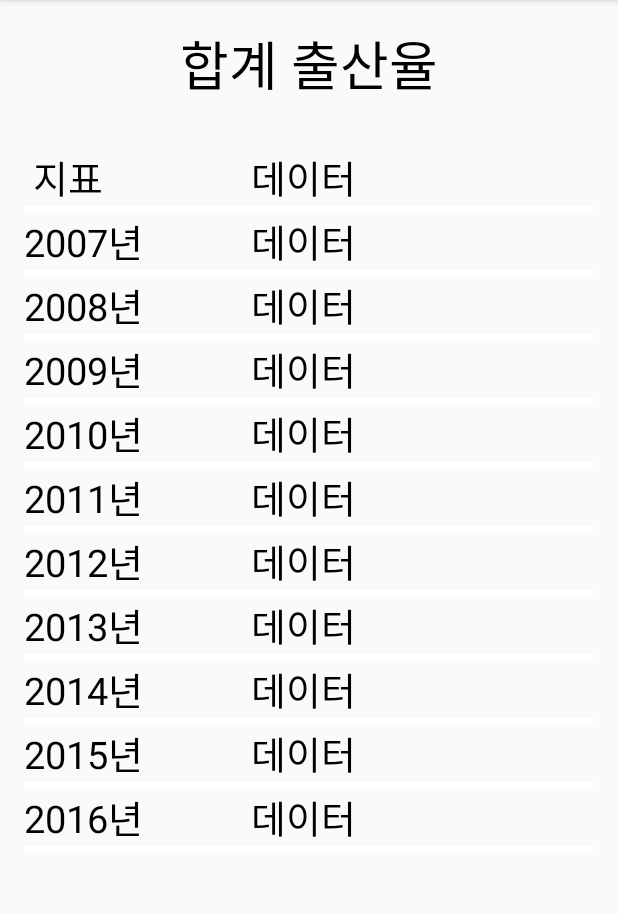
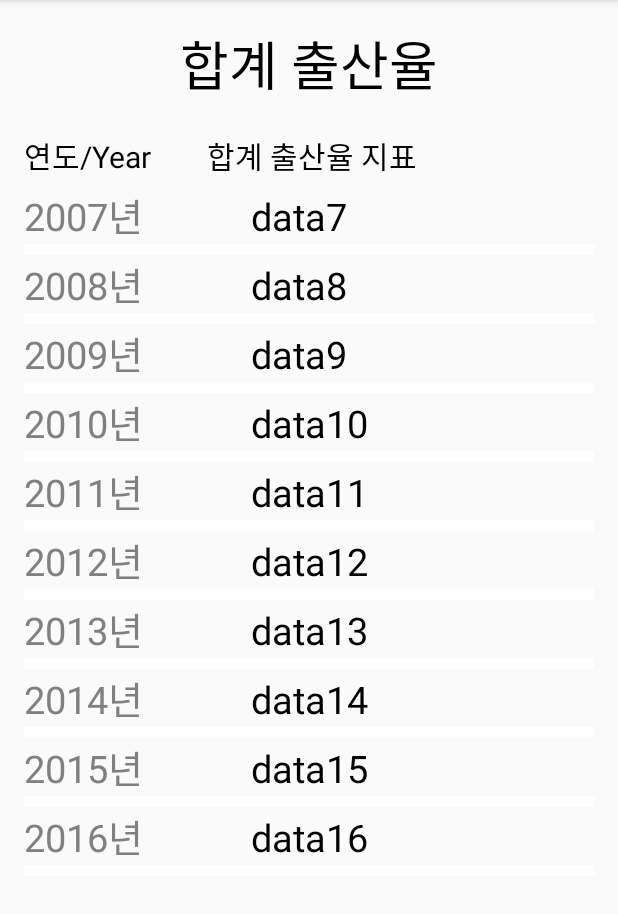
Before and after one commit to choijuhyuck/New_CK_JAVA_ANDROID_PROJECT, an Android app: the Fertility_Rate screen opened directly, with no data from a screen before it, on a phone screen of 412 x 824 dp, the part 84-998 px from its top. Run offline under Robolectric (Android 15) with nearby library versions, the phone set to English and light mode, and no system bars.

Commit message:
listview 한개 완성

```diff
--- a/app/src/main/java/com/example/juhyuck/ck_java_android_project/MyAdapter.java
+++ /dev/null
@@ -1,55 +0,0 @@
-package com.example.juhyuck.ck_java_android_project;
-
-import android.content.Context;
-import android.view.LayoutInflater;
-import android.view.View;
-import android.view.ViewGroup;
-import android.widget.BaseAdapter;
-import android.widget.TextView;
-
-import java.util.ArrayList;
-
-/**
- * Created by juhyuck on 2017-06-25.
- */
-public class MyAdapter extends BaseAdapter {
-    Context context;   // 현재 화면의 제어권자
-    int layout;         // 한 행을 그려줄 레이아웃
-    ArrayList al;       // 다량의 데이터
-    LayoutInflater inf;     // layout xml 파일을 객체로 전환할때 필요
-
-    public MyAdapter(Context context, int layout, ArrayList al) {// 초기화
-        this.context = context;
-        this.layout = layout;
-        this.al = al;
-        this.inf = (LayoutInflater)context.getSystemService
-                (Context.LAYOUT_INFLATER_SERVICE);
-    }
-
-
-    @Override
-    public int getCount() { // ListView 에서 사용할 데이터의 총개수
-        return al.size();
-    }
-    @Override
-    public Object getItem(int position) { // 해당 position번째의 데이터 값
-        return al.get(position);
-    }
-    @Override
-    public long getItemId(int position){// 해당 position번째의 유니크한id 값
-        return position;
-    }
-    @Override
-    public View getView(int position, View convertView, ViewGroup parent) {
-        //해당행 순서,   해당행 레이아웃,          리스트뷰
-        // 한행의 화면을 셋팅하는 메서드 (가장 중요)
-        if (convertView == null) {
-            convertView = inf.inflate(layout, null);
-            //xml파일로 레이아웃객체 생성
-        }
-        TextView tv = (TextView)convertView.findViewById(R.id.textView1);
-        tv.setText(al.get(position).toString()); // 해당번째의 값을 설정
-
-        return convertView;
-    }
-} // end class MyAdapter
--- a/app/src/main/java/com/example/juhyuck/ck_java_android_project/listview_item_adpater/ListViewAdapter.java
+++ b/app/src/main/java/com/example/juhyuck/ck_java_android_project/listview_item_adpater/ListViewAdapter.java
@@ -1,13 +1,73 @@
 package com.example.juhyuck.ck_java_android_project.listview_item_adpater;
+
+import android.content.Context;
+import android.view.LayoutInflater;
+import android.view.View;
+import android.view.ViewGroup;
+import android.widget.BaseAdapter;
+import android.widget.TextView;
+
+import com.example.juhyuck.ck_java_android_project.R;
+
+import java.util.ArrayList;
 
 /**
  * Created by juhyuck on 2017-06-25.
  */
-/*
+
 public class ListViewAdapter extends BaseAdapter {
-        private ArrayList<ListViewItem>
+
+    private ArrayList<ListViewItem> arraylist = new ArrayList<ListViewItem>();
+
+    public ListViewAdapter(){
+
+    }
+
+    @Override
+    public int getCount(){
+        return arraylist.size();
+    }
+
+    @Override
+    public Object getItem(int i){
+        return arraylist.get(i);
+    }
+
+    @Override
+    public long getItemId(int i){
+        return i;
+    }
+
+    @Override
+    public View getView(int i, View view, ViewGroup viewGroup){
+        Context context = viewGroup.getContext();
+
+        if(view==null){
+            LayoutInflater inflater =(LayoutInflater) context.getSystemService(Context.LAYOUT_INFLATER_SERVICE);
+            view = inflater.inflate(R.layout.listviewitem,viewGroup,false);
+        }
+
+        TextView text1 = (TextView)view.findViewById(R.id.year_tv);
+        TextView text2 = (TextView)view.findViewById(R.id.data_tv);
+
+        ListViewItem listViewItem = arraylist.get(i);
+
+        text1.setText(listViewItem.getText1());
+        text2.setText(listViewItem.getText2());
+
+        return view;
+    }
+    public void addItem(String text1, String text2){
+        ListViewItem listViewItem = new ListViewItem();
+        listViewItem.setText1(text1);
+        listViewItem.setText2(text2);
+
+        arraylist.add(listViewItem);
+    }
 
 
 
 
-}*/
+
+
+}
--- a/app/src/main/java/com/example/juhyuck/ck_java_android_project/population_component/Fertility_Rate.java
+++ b/app/src/main/java/com/example/juhyuck/ck_java_android_project/population_component/Fertility_Rate.java
@@ -2,99 +2,47 @@ package com.example.juhyuck.ck_java_android_project.population_component;
 
 import android.os.Bundle;
 import android.support.v7.app.AppCompatActivity;
+import android.view.View;
+import android.widget.AdapterView;
 import android.widget.ListView;
+import android.widget.Toast;
 
-import com.example.juhyuck.ck_java_android_project.MyAdapter;
 import com.example.juhyuck.ck_java_android_project.R;
-
-import java.util.ArrayList;
+import com.example.juhyuck.ck_java_android_project.listview_item_adpater.ListViewAdapter;
+import com.example.juhyuck.ck_java_android_project.listview_item_adpater.ListViewItem;
 
 public class Fertility_Rate extends AppCompatActivity {
 //listview 사용해야한다.
 
-    ArrayList arr_c1 = new ArrayList();
-    ArrayList arr_c2 = new ArrayList();
+    ListView listView;
+    ListViewAdapter adapter;
 
     @Override
     protected void onCreate(Bundle savedInstanceState) {
         super.onCreate(savedInstanceState);
         setContentView(R.layout.population_fertility__rate);
 
+        listView = (ListView)findViewById(R.id.listview1);
+        adapter = new ListViewAdapter();
 
-         //  ListView 커스터마이징
-        //    1. 다량의 데이터 (ArrayList)
-        //    2. Adapter
-        //    3. AdapterView 선정 (ListView)
+        adapter.addItem("2007년","data7");adapter.addItem("2008년","data8");
+        adapter.addItem("2009년","data9");adapter.addItem("2010년","data10");adapter.addItem("2011년","data11");
+        adapter.addItem("2012년","data12");adapter.addItem("2013년","data13");adapter.addItem("2014년","data14");
+        adapter.addItem("2015년","data15");adapter.addItem("2016년","data16");
+
+        listView.setAdapter(adapter);
+
+        listView.setOnItemClickListener(new AdapterView.OnItemClickListener(){
+            @Override
+            public void onItemClick(AdapterView<?> adapterView, View view, int i, long l){
+                ListViewItem listViewItem = (ListViewItem)adapterView.getItemAtPosition(i);
+                Toast.makeText(getApplicationContext(),listViewItem.getText1()+"의 합계출산율은 "
+                        +listViewItem.getText2()+"입니다.",Toast.LENGTH_SHORT).show();
+            }
 
 
-        arr_c1.add(" 지표 ");arr_c1.add("2007년");arr_c1.add("2008년");
-        arr_c1.add("2009년");arr_c1.add("2010년");arr_c1.add("2011년");
-        arr_c1.add("2012년");arr_c1.add("2013년");arr_c1.add("2014년");
-        arr_c1.add("2015년");arr_c1.add("2016년");
-
-        arr_c2.add("합계출산율");
-
-
-        // adapter 만들기
-        MyAdapter adapter = new MyAdapter (
-                getApplicationContext(), // 현재 화면의 제어권자
-                R.layout.listviewitem, // 한행을 담당할 Layout
-                arr_c1); // 데이터
-
-
-
-        ListView lv = (ListView) findViewById(R.id.listview1);
-        lv.setAdapter(adapter);
+        });
 
     }
-}
-
-
-class myData{
-    String year;
-
-
 
 }
-/*
-class MyAdapter extends BaseAdapter {
-    Context context;   // 현재 화면의 제어권자
-    int layout;         // 한 행을 그려줄 레이아웃
-    ArrayList al;       // 다량의 데이터
-    LayoutInflater inf;     // layout xml 파일을 객체로 전환할때 필요
-
-    public MyAdapter(Context context, int layout, ArrayList al) {// 초기화
-        this.context = context;
-        this.layout = layout;
-        this.al = al;
-        this.inf = (LayoutInflater)context.getSystemService
-                (Context.LAYOUT_INFLATER_SERVICE);
-    }
-    @Override
-    public int getCount() { // ListView 에서 사용할 데이터의 총개수
-        return al.size();
-    }
-    @Override
-    public Object getItem(int position) { // 해당 position번째의 데이터 값
-        return al.get(position);
-    }
-    @Override
-    public long getItemId(int position){// 해당 position번째의 유니크한id 값
-        return position;
-    }
-    @Override
-    public View getView(int position, View convertView, ViewGroup parent) {
-        //해당행 순서,   해당행 레이아웃,          리스트뷰
-        // 한행의 화면을 셋팅하는 메서드 (가장 중요)
-        if (convertView == null) {
-            convertView = inf.inflate(layout, null);
-            //xml파일로 레이아웃객체 생성
-        }
-        TextView tv = (TextView)convertView.findViewById(R.id.textView1);
-        tv.setText(al.get(position).toString()); // 해당번째의 값을 설정
-
-        return convertView;
-    }
-} // end class MyAdapter
-
-*/
--- a/app/src/main/res/layout/listviewitem.xml
+++ b/app/src/main/res/layout/listviewitem.xml
@@ -8,8 +8,8 @@
         android:textSize="25dp"
         android:layout_width="151dp"
         android:layout_height="wrap_content"
-        android:textColor="#000000"
-        android:id="@+id/textView1" />
+        android:textColor="#808080"
+        android:id="@+id/year_tv" />
 
     <TextView
         android:text="데이터"
@@ -17,7 +17,7 @@
         android:layout_width="147dp"
         android:layout_height="wrap_content"
         android:textColor="#000000"
-        android:id="@+id/textView2" />
+        android:id="@+id/data_tv" />
 
 
 </LinearLayout>
--- a/app/src/main/res/layout/population_fertility__rate.xml
+++ b/app/src/main/res/layout/population_fertility__rate.xml
@@ -30,11 +30,22 @@
             android:layout_gravity="center_horizontal"
             android:id="@+id/textView0" />
 
+
+        <TextView
+            android:text="연도/Year        합계 출산율 지표"
+            android:textSize="20dp"
+            android:layout_marginTop="20dp"
+            android:layout_width="300dp"
+            android:layout_height="wrap_content"
+            android:textColor="#000000"
+            android:id="@+id/year_tv" />
+
+
         <ListView
-            android:layout_marginTop="30dp"
+            android:layout_marginTop="5dp"
             android:layout_width="match_parent"
             android:layout_height="match_parent"
-            android:dividerHeight="4dp"
+            android:dividerHeight="7dp"
             android:divider="#ffffff"
             android:id="@+id/listview1"/>
 
```
